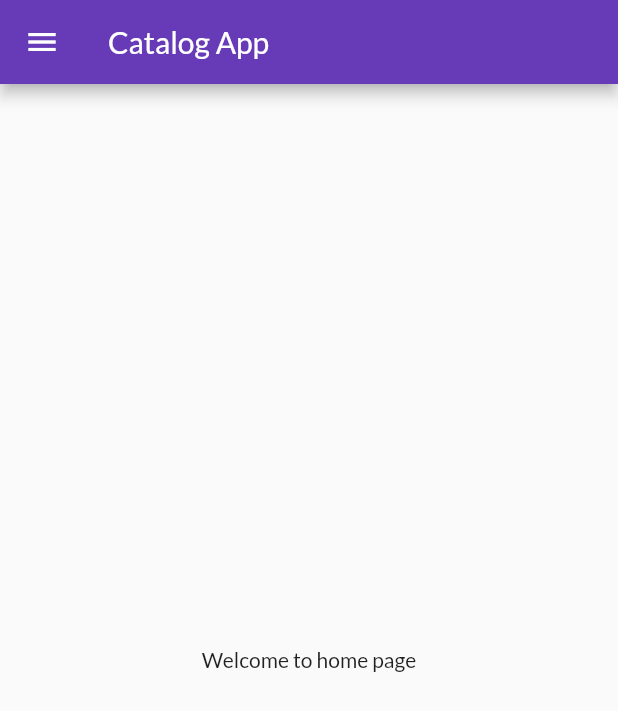
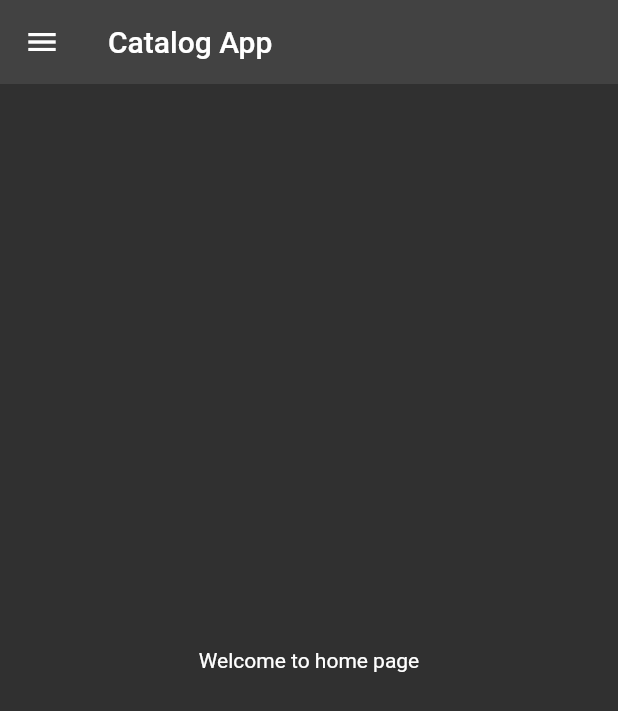
Before and after one commit to sohag1998/30daysofflutter, a Flutter app: the screen it shows after launch, on a phone screen of 412 x 824 dp. Shown: the top 711 px of the screen. Run offline on Flutter 3.47's test engine with Material 2 defaults, Android fonts, the light colour scheme and no system bars; our stand-ins replace google_fonts.

Commit message:
Day 10 completed

```diff
--- a/lib/main.dart
+++ b/lib/main.dart
@@ -3,8 +3,8 @@
 import 'package:dream/pages/home_page.dart';
 import 'package:dream/pages/login_page.dart';
 import 'package:dream/utils/routes.dart';
+import 'package:dream/widgets/theme.dart';
 import 'package:flutter/material.dart';
-import 'package:google_fonts/google_fonts.dart';
 
 void main(List<String> args) {
   runApp(MyApp());
@@ -16,15 +16,10 @@ class MyApp extends StatelessWidget {
   @override
   Widget build(BuildContext context) {
     return MaterialApp(
-      themeMode: ThemeMode.light,
-      theme: ThemeData(
-        primarySwatch: Colors.deepPurple,
-        fontFamily: GoogleFonts.lato().fontFamily,
-      ),
+      themeMode: ThemeMode.dark,
+      theme: MyTheme.lightTheme,
       debugShowCheckedModeBanner: false,
-      darkTheme: ThemeData(
-        brightness: Brightness.dark,
-      ),
+      darkTheme: MyTheme.darktheme,
       initialRoute: MyRoutes.homeRoute,
       routes: {
         "/": (context) => LoginPage(),
--- a/lib/pages/home_page.dart
+++ b/lib/pages/home_page.dart
@@ -9,7 +9,11 @@ class HomePage extends StatelessWidget {
   @override
   Widget build(BuildContext context) {
     return Scaffold(
-      appBar: AppBar(title: Text("Catalog App"),),
+      appBar: AppBar(
+        title: Text(
+          "Catalog App",
+        ),
+      ),
       body: Center(
         child: Container(
           child: Text("Welcome to home page"),
--- /dev/null
+++ b/lib/widgets/theme.dart
@@ -0,0 +1,36 @@
+// ignore_for_file: prefer_const_constructors
+
+import 'package:flutter/material.dart';
+import 'package:flutter/services.dart';
+import 'package:google_fonts/google_fonts.dart';
+
+class MyTheme {
+  static ThemeData get lightTheme => ThemeData(
+        primarySwatch: Colors.deepPurple,
+        fontFamily: GoogleFonts.lato().fontFamily,
+        appBarTheme: AppBarTheme(
+          systemOverlayStyle: SystemUiOverlayStyle(
+            statusBarColor: Colors.transparent,
+            statusBarIconBrightness: Brightness.dark,
+          ),
+          color: Colors.white,
+          elevation: 0.0,
+          iconTheme: IconThemeData(color: Colors.black),
+          titleTextStyle: TextStyle(
+            color: Colors.black,
+            fontWeight: FontWeight.w500,
+            fontSize: 16,
+          ),
+        ),
+      );
+  static ThemeData get darktheme => ThemeData(
+        appBarTheme: AppBarTheme(
+          systemOverlayStyle: SystemUiOverlayStyle(
+            statusBarColor: Colors.transparent,
+            statusBarIconBrightness: Brightness.light,
+          ),
+          elevation: 0.0,
+        ),
+        brightness: Brightness.dark,
+      );
+}
```
